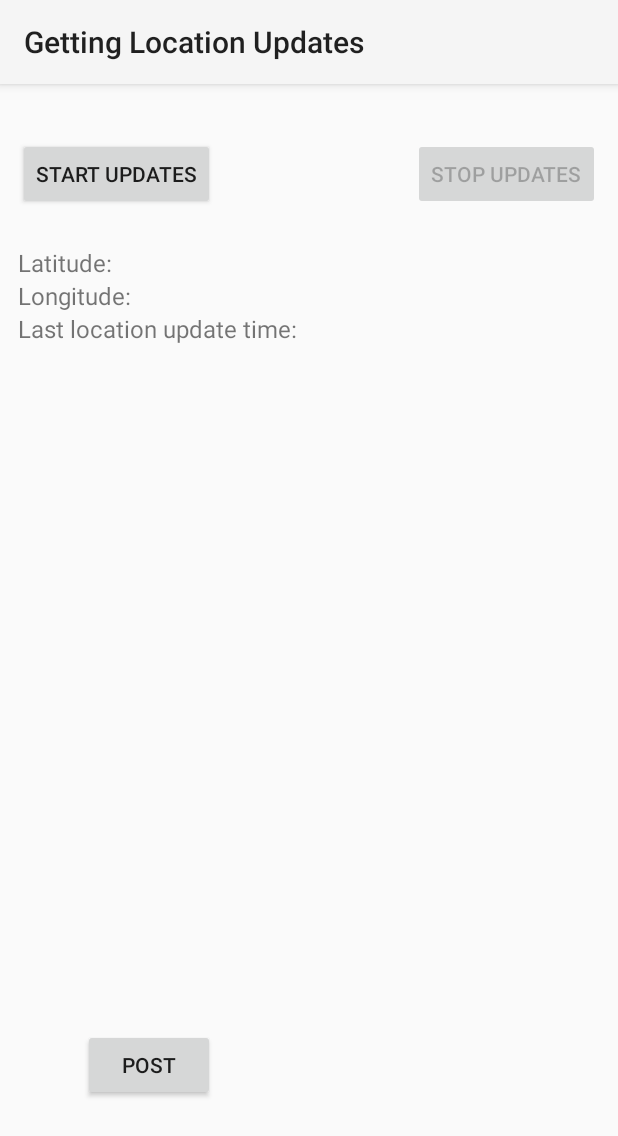
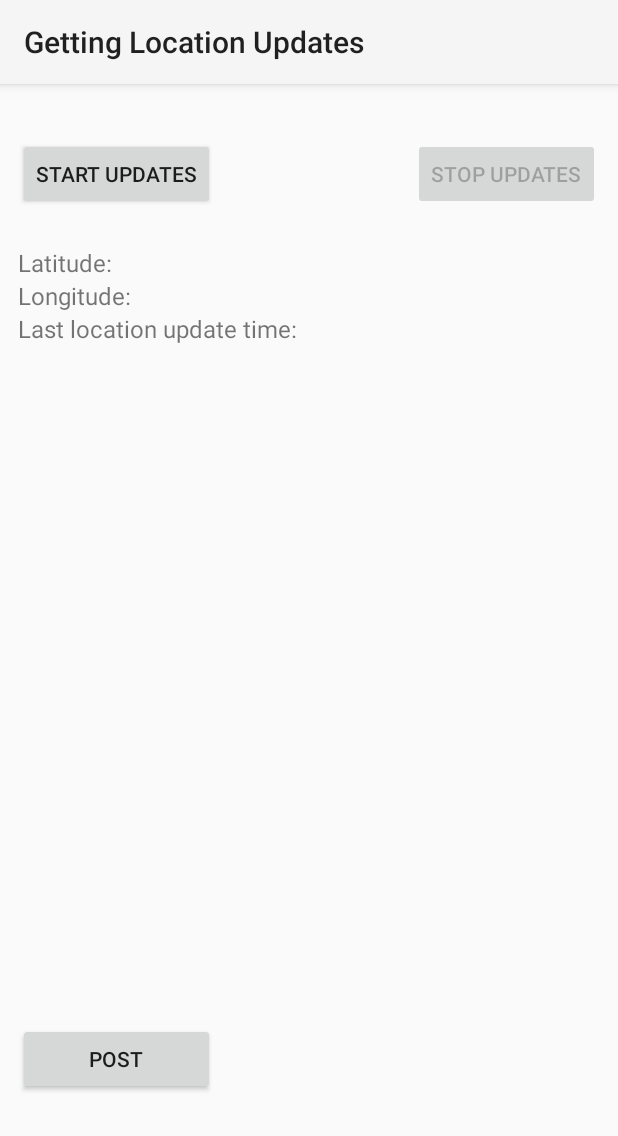
Before and after one commit to lyterk/location-update-android, an Android app: the screen it shows after launch (MainActivity), on a phone screen of 412 x 824 dp. Shown: the top 1136 px of the screen. Run offline under Robolectric (Android 15) with nearby library versions, the phone set to English and light mode, and no system bars.

```diff
--- a/app/src/main/java/com/lyterk/location_updates/Posting.java
+++ b/app/src/main/java/com/lyterk/location_updates/Posting.java
@@ -79,7 +79,7 @@ public class Posting {
             Log.d("shouldbepostingdata", POST(urls[0], mLatitude, mLongitude, mTime));
             return POST(urls[0], mLatitude, mLongitude, mTime);
         }
-
+        @Override
         protected void onPostExecute(String result) {
             Log.d(TAG, "Data sent");
         }
@@ -92,7 +92,7 @@ public class Posting {
                 if (!validate()) {
                     Log.e(TAG, "No data there to send");
                 }
-                new HttpAsyncTask().execute("@string/posting_url");
+                new HttpAsyncTask().execute("testurl.com");
             break;
         }
     }
@@ -105,6 +105,7 @@ public class Posting {
         else if (mTime == null)
             return false;
         else
+            Log.d(TAG, "validate return true");
             return true;
     }
 
--- a/app/src/main/res/layout/main_activity.xml
+++ b/app/src/main/res/layout/main_activity.xml
@@ -84,10 +84,12 @@
         android:layout_width="wrap_content"
         android:layout_height="wrap_content"
         android:text="@string/post"
+        android:layout_marginBottom="82dp"
         android:layout_alignParentBottom="true"
         android:layout_alignRight="@+id/start_updates_button"
         android:layout_alignEnd="@+id/start_updates_button"
-        android:layout_marginBottom="78dp"/>
+        android:layout_alignParentLeft="true"
+        android:layout_alignParentStart="true"/>
 
 
 </RelativeLayout>
--- a/app/src/main/res/values/strings.xml
+++ b/app/src/main/res/values/strings.xml
@@ -15,5 +15,4 @@
 
     <string name="location_updated_message">Location updated</string>
 
-    <string name="posting_url">http://requestb.in/1i0nhdz1</string>
 </resources>
```
